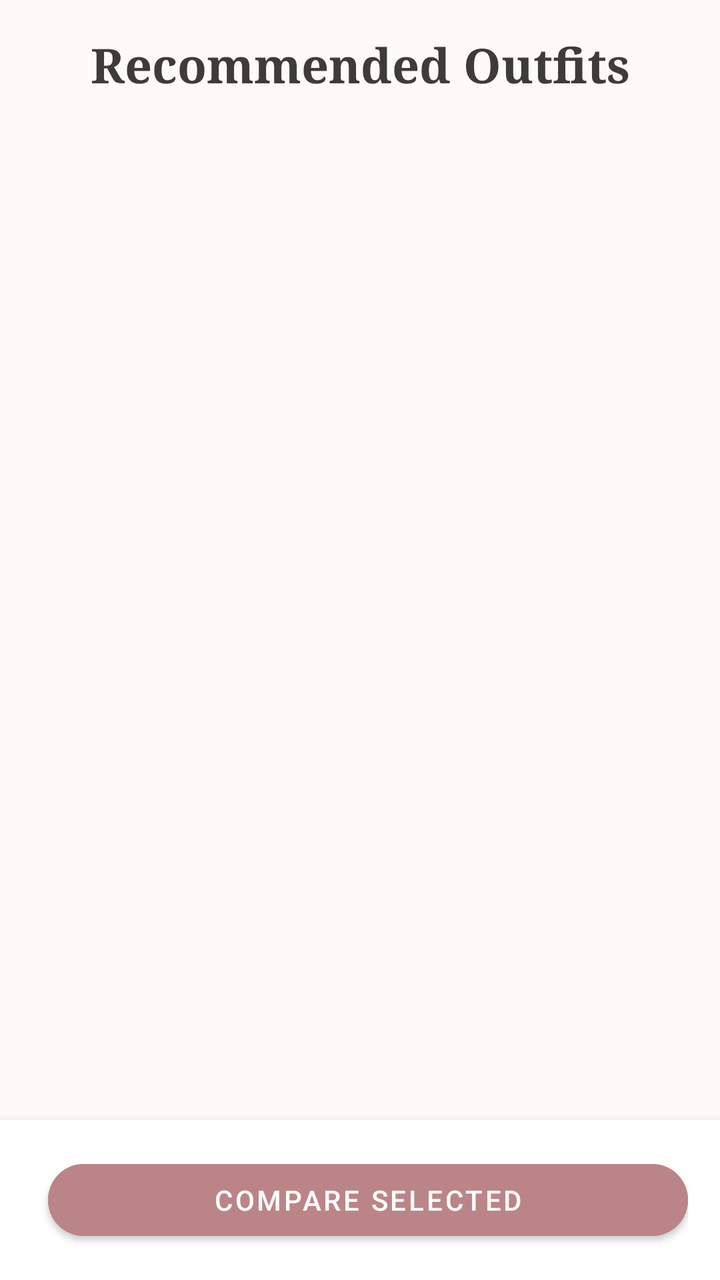
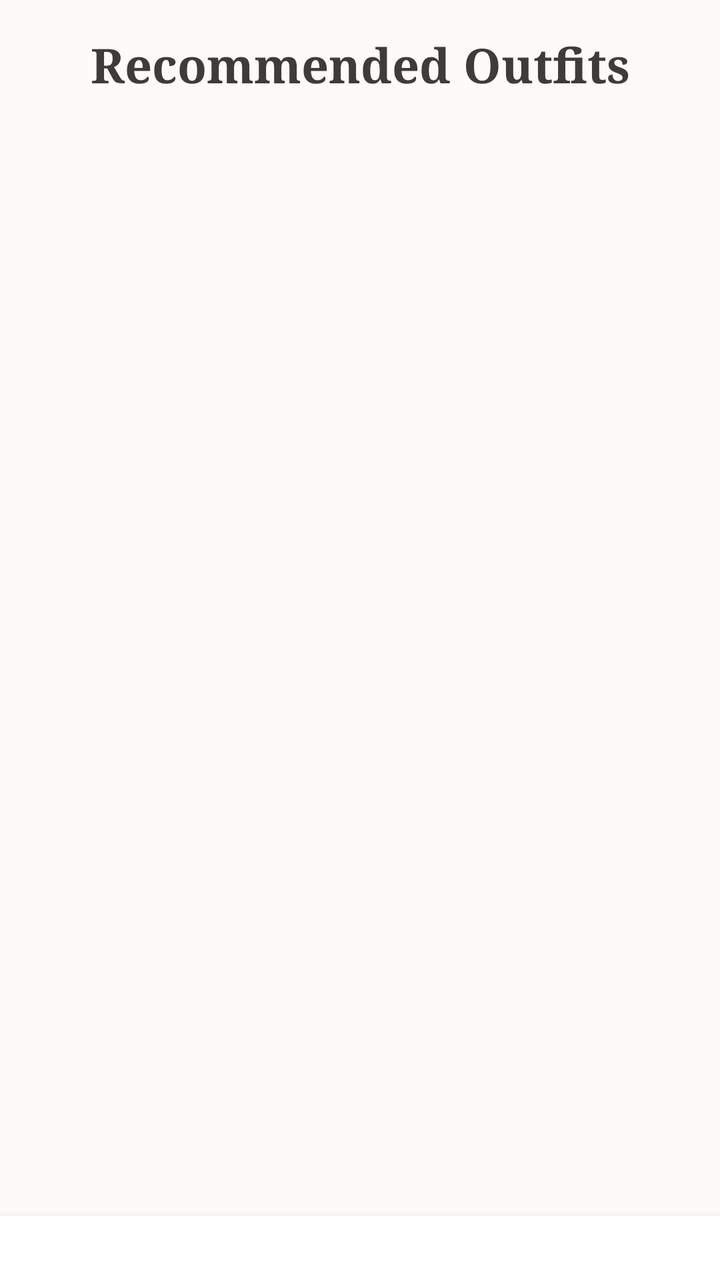

Before-and-after screenshots of an Android layout around one commit, followed by the original layout XML and the change that was made.
<!-- AndroidManifest.xml: application theme Theme.OutfitStudio -->
<!-- res/layout/activity_recommended_outfit.xml -->
<?xml version="1.0" encoding="utf-8"?>
<androidx.constraintlayout.widget.ConstraintLayout xmlns:android="http://schemas.android.com/apk/res/android"
    xmlns:app="http://schemas.android.com/apk/res-auto"
    android:layout_width="match_parent"
    android:layout_height="match_parent"
    android:background="@color/background">

    <ScrollView
        android:layout_width="match_parent"
        android:layout_height="0dp"
        app:layout_constraintTop_toTopOf="parent"
        app:layout_constraintBottom_toTopOf="@+id/bottomActionLayout"
        android:clipToPadding="false"
        android:fillViewport="true">

        <LinearLayout
            android:layout_width="match_parent"
            android:layout_height="wrap_content"
            android:orientation="vertical">

            <TextView
                android:id="@+id/tvTitle"
                android:layout_width="match_parent"
                android:layout_height="wrap_content"
                android:text="Recommended Outfits"
                android:textSize="24sp"
                android:textStyle="bold"
                android:textColor="@color/on_background"
                android:textAlignment="center"
                android:padding="16dp"
                android:fontFamily="serif"/>
                
            
            <LinearLayout
                android:id="@+id/llWeather"
                android:layout_width="match_parent"
                android:layout_height="wrap_content"
                android:orientation="horizontal"
                android:background="@drawable/rounded_card_bg"
                android:layout_margin="16dp"
                android:padding="16dp"
                android:visibility="gone">
                
                <LinearLayout
                    android:layout_width="0dp"
                    android:layout_height="wrap_content"
                    android:layout_weight="1"
                    android:orientation="vertical">
                    
                    <TextView
                        android:layout_width="wrap_content"
                        android:layout_height="wrap_content"
                        android:text="CURRENT WEATHER"
                        android:textSize="12sp"
                        android:textStyle="bold"
                        android:textColor="#C18C8D" />
                        
                    <TextView
                        android:id="@+id/tvWeatherTemp"
                        android:layout_width="wrap_content"
                        android:layout_height="wrap_content"
                        android:text="28°C"
                        android:textSize="28sp"
                        android:textStyle="bold"
                        android:textColor="#333333" />
                        
                    <TextView
                        android:id="@+id/tvWeatherCond"
                        android:layout_width="wrap_content"
                        android:layout_height="wrap_content"
                        android:text="Clear"
                        android:textSize="16sp"
                        android:textColor="#666666" />
                </LinearLayout>
                
                <TextView
                    android:id="@+id/tvLocation"
                    android:layout_width="wrap_content"
                    android:layout_height="wrap_content"
                    android:text="Pune"
                    android:textSize="14sp"
                    android:textColor="#999999"
                    android:layout_gravity="bottom" />
            </LinearLayout>

            <androidx.recyclerview.widget.RecyclerView
                android:id="@+id/recyclerView"
                android:layout_width="match_parent"
                android:layout_height="wrap_content"
                android:clipToPadding="false"
                android:paddingBottom="16dp"/>
                
            
            <LinearLayout
                android:id="@+id/llSuggestionsContainer"
                android:layout_width="match_parent"
                android:layout_height="wrap_content"
                android:orientation="vertical"
                android:layout_margin="16dp"
                android:visibility="gone">
                
                <TextView
                    android:layout_width="match_parent"
                    android:layout_height="wrap_content"
                    android:text="Suggestions for your wardrobe"
                    android:textSize="20sp"
                    android:textStyle="bold"
                    android:textColor="@color/on_background"
                    android:fontFamily="serif"
                    android:layout_marginBottom="12dp"/>
                    
                <LinearLayout
                    android:id="@+id/llSuggestionsList"
                    android:layout_width="match_parent"
                    android:layout_height="wrap_content"
                    android:orientation="vertical" />
            </LinearLayout>

        </LinearLayout>
    </ScrollView>

    
    <LinearLayout
        android:id="@+id/bottomActionLayout"
        android:layout_width="match_parent"
        android:layout_height="wrap_content"
        android:orientation="horizontal"
        android:background="@color/surface"
        android:elevation="8dp"
        android:padding="16dp"
        android:gravity="center"
        app:layout_constraintBottom_toBottomOf="parent"
        app:layout_constraintStart_toStartOf="parent"
        app:layout_constraintEnd_toEndOf="parent">

        <com.google.android.material.button.MaterialButton
            android:id="@+id/btnWearAsWorn"
            android:layout_width="0dp"
            android:layout_height="wrap_content"
            android:layout_weight="1"
            android:layout_marginEnd="8dp"
            android:text="Mark as Worn"
            android:visibility="gone"
            app:cornerRadius="24dp"
            android:backgroundTint="@color/secondary"
            android:textColor="@color/on_secondary"/>

        <com.google.android.material.button.MaterialButton
            android:id="@+id/btnCompare"
            android:layout_width="0dp"
            android:layout_height="wrap_content"
            android:layout_weight="1"
            android:layout_marginStart="8dp"
            android:text="Compare Selected"
            app:cornerRadius="24dp"
            android:backgroundTint="@color/primary" />

    </LinearLayout>

</androidx.constraintlayout.widget.ConstraintLayout>
<!-- resources referenced by this layout -->
<resources>
  <color name="background">#FDFBF9</color>
  <color name="on_background">#3E3C3A</color>
  <color name="on_secondary">#3E3C3A</color>
  <color name="primary">#BB8588</color>
  <color name="secondary">#FDFBF9</color>
  <color name="surface">#FFFFFF</color>
  <!-- drawable rounded_card_bg (drawable) -->
  <?xml version="1.0" encoding="utf-8"?>
  <shape xmlns:android="http://schemas.android.com/apk/res/android"
      android:shape="rectangle">
      <solid android:color="#FFFFFF" />
      <corners android:radius="12dp" />
      <stroke
          android:width="1dp"
          android:color="#E0E0E0" />
  </shape>
  <style name="Theme.OutfitStudio" parent="Theme.MaterialComponents.Light.NoActionBar">
          <item name="android:textColor">@color/on_background</item>
          <item name="android:textColorHint">@color/text_hint</item>
          
          <item name="colorPrimary">@color/primary</item>
          <item name="colorPrimaryVariant">@color/primary_variant</item>
          <item name="colorOnPrimary">@color/on_primary</item>
          
          <item name="colorSecondary">@color/primary</item>
          <item name="colorSecondaryVariant">@color/primary_variant</item>
          <item name="colorOnSecondary">@color/on_primary</item>
          
          <item name="android:colorBackground">@color/background</item>
          <item name="colorSurface">@color/surface</item>
          
          <item name="android:statusBarColor">@color/background</item>
          <item name="android:windowLightStatusBar">true</item>
      </style>
  <color name="text_hint">#A09D9B</color>
  <color name="primary_variant">#BB8588</color>
  <color name="on_primary">#FFFFFF</color>
</resources>

<!-- the commit's change to res/layout/activity_recommended_outfit.xml (unified diff, before → after) -->
@@ -124,37 +124,24 @@
         android:id="@+id/bottomActionLayout"
         android:layout_width="match_parent"
         android:layout_height="wrap_content"
-        android:orientation="horizontal"
+        android:orientation="vertical"
         android:background="@color/surface"
         android:elevation="8dp"
         android:padding="16dp"
-        android:gravity="center"
         app:layout_constraintBottom_toBottomOf="parent"
         app:layout_constraintStart_toStartOf="parent"
         app:layout_constraintEnd_toEndOf="parent">
 
         <com.google.android.material.button.MaterialButton
             android:id="@+id/btnWearAsWorn"
-            android:layout_width="0dp"
+            android:layout_width="match_parent"
             android:layout_height="wrap_content"
-            android:layout_weight="1"
-            android:layout_marginEnd="8dp"
             android:text="Mark as Worn"
             android:visibility="gone"
             app:cornerRadius="24dp"
             android:backgroundTint="@color/secondary"
             android:textColor="@color/on_secondary"/>
-
-        <com.google.android.material.button.MaterialButton
-            android:id="@+id/btnCompare"
-            android:layout_width="0dp"
-            android:layout_height="wrap_content"
-            android:layout_weight="1"
-            android:layout_marginStart="8dp"
-            android:text="Compare Selected"
-            app:cornerRadius="24dp"
-            android:backgroundTint="@color/primary" />
-
+            
     </LinearLayout>
 
 </androidx.constraintlayout.widget.ConstraintLayout>
